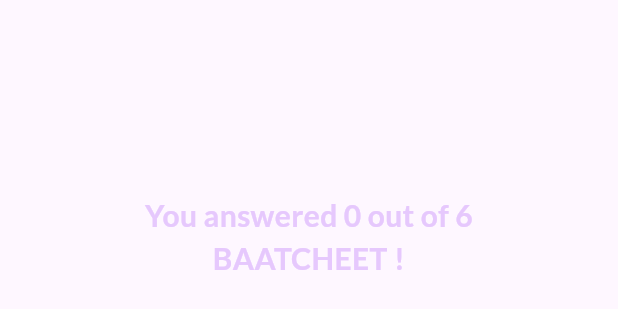
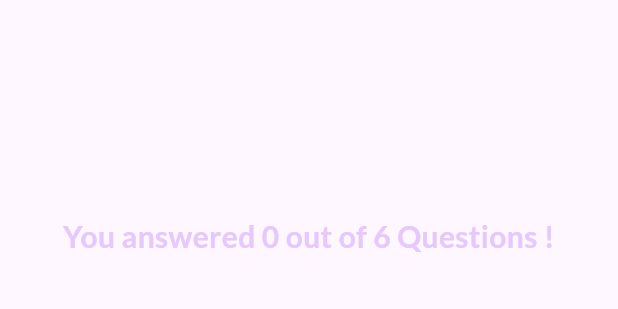
Before and after one commit to parth-n/quiz_app, a Flutter app: the ResultsScreen widget shown alone on an empty page, opened directly with empty values, on a phone screen of 412 x 824 dp. Shown: the top 309 px of the screen. Run offline on Flutter 3.47's test engine with Material 3 defaults, Android fonts, the phone set to English and light mode, and no system bars; our stand-ins replace google_fonts.

Commit message:
last commit final build

```diff
--- a/lib/results_screen.dart
+++ b/lib/results_screen.dart
@@ -39,7 +39,7 @@ class ResultsScreen extends StatelessWidget {
           mainAxisAlignment: MainAxisAlignment.center,
           children: [
             Text(
-              'You answered $numCorrectQuestions out of $numTotalQuestions BAATCHEET !',
+              'You answered $numCorrectQuestions out of $numTotalQuestions Questions !',
               style: GoogleFonts.lato(
                   color: const Color.fromARGB(255, 230, 200, 253),
                   fontSize: 20,
@@ -59,7 +59,7 @@ class ResultsScreen extends StatelessWidget {
                 foregroundColor: Colors.white,
               ),
               icon: const Icon(Icons.refresh),
-              label: const Text('Restart BAATCHEET'),
+              label: const Text('Restart Quiz'),
             ),
           ],
         ),
--- a/lib/start_screen.dart
+++ b/lib/start_screen.dart
@@ -18,7 +18,7 @@ class StartScreen extends StatelessWidget {
               255), // transparency can be added using this color method or by wrapping the image asset around a widget called "Opacity".
         ),
         const SizedBox(height: 70),
-        Text('Learn BAATCHEET the fun way !',
+        Text('Learn Flutter the fun way !',
             style: GoogleFonts.lato(
                 color: const Color.fromARGB(255, 217, 193, 247),
                 fontSize: 23,
```
